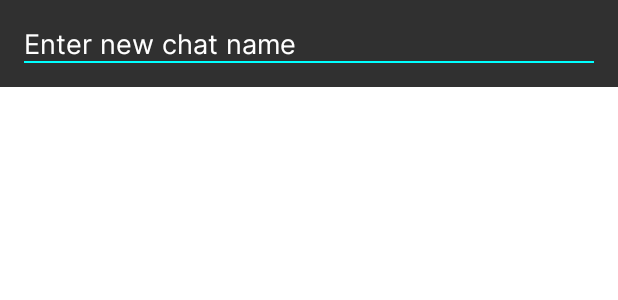
After one commit to BlauesBIld/AITextDungeon, an Android app built with Jetpack Compose: the layout dialog_rename_chat.xml on its own in the app's theme, with its tools: preview values and no code run, on a phone screen of 412 x 824 dp. The commit adds this screen. Shown: the top 300 px of the screen. Run offline under Robolectric (Android 15) with nearby library versions, the phone set to English and light mode, and no system bars.

Commit message:
implemented rename and delete functionality

```diff
--- a/app/src/main/java/zeljko/dejan/rpginventorymanager/database/Chat.kt
+++ b/app/src/main/java/zeljko/dejan/rpginventorymanager/database/Chat.kt
@@ -7,7 +7,7 @@ import androidx.room.PrimaryKey
 data class Chat(
     @PrimaryKey
     val id: String,
-    val title: String,
+    var title: String,
     val description: String,
     val threadId: String,
     val coverImage: String,
--- a/app/src/main/java/zeljko/dejan/rpginventorymanager/database/MessageDao.kt
+++ b/app/src/main/java/zeljko/dejan/rpginventorymanager/database/MessageDao.kt
@@ -14,4 +14,7 @@ interface MessageDao {
 
     @Query("SELECT * FROM messages WHERE chatId = :chatId AND author = :author")
     fun getMessagesByAuthor(chatId: String, author: String): List<Message>
+
+    @Query("DELETE FROM messages WHERE chatId = :chatId")
+    fun deleteMessagesForChat(chatId: String)
 }
--- /dev/null
+++ b/app/src/main/res/drawable/rounded_dialog_background.xml
@@ -0,0 +1,5 @@
+<?xml version="1.0" encoding="utf-8"?>
+<shape xmlns:android="http://schemas.android.com/apk/res/android">
+    <solid android:color="@color/secondaryLightColor" />
+    <corners android:radius="8dp" />
+</shape>
--- /dev/null
+++ b/app/src/main/res/layout/dialog_rename_chat.xml
@@ -0,0 +1,16 @@
+<LinearLayout xmlns:android="http://schemas.android.com/apk/res/android"
+    android:layout_width="match_parent"
+    android:layout_height="wrap_content"
+    android:orientation="vertical"
+    android:background="@color/secondaryLightColor"
+    android:padding="16dp">
+
+    <EditText
+        android:id="@+id/editTextChatName"
+        android:layout_width="match_parent"
+        android:layout_height="wrap_content"
+        android:hint="Enter new chat name"
+        style="@style/EditTextStyle"
+        android:background="@drawable/edit_text_underline"
+        android:inputType="text" />
+</LinearLayout>
--- a/app/src/main/res/values/styles.xml
+++ b/app/src/main/res/values/styles.xml
@@ -38,4 +38,10 @@
         <item name="android:popupBackground">@color/secondaryLightColor</item>
         <item name="android:dropDownSelector">@drawable/spinner_selector</item>
     </style>
+
+    <style name="CustomAlertDialog" parent="Theme.AppCompat.Light.Dialog.Alert">
+        <item name="android:windowBackground">@drawable/rounded_dialog_background</item>
+        <item name="android:textColor">@color/white</item>
+
+    </style>
 </resources>
```
Also changed, not shown: app/src/main/java/zeljko/dejan/rpginventorymanager/ChatActivity.kt (+69 -2 lines), app/src/main/java/zeljko/dejan/rpginventorymanager/ChatService.kt (+40 -0 lines), app/src/main/java/zeljko/dejan/rpginventorymanager/LoadChatActivity.kt (+10 -0 lines), app/src/main/java/zeljko/dejan/rpginventorymanager/database/ChatDao.kt (+7 -0 lines).
